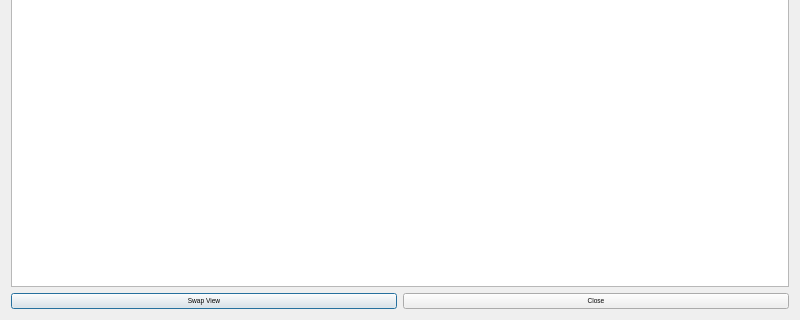
Before: the Qt Designer form ScoresWindow.ui in rmick/Combobulator, drawn with Qt 5; both pictures show x 0 to 800 and y 280 to 600 of the 800 by 600 pixel window.
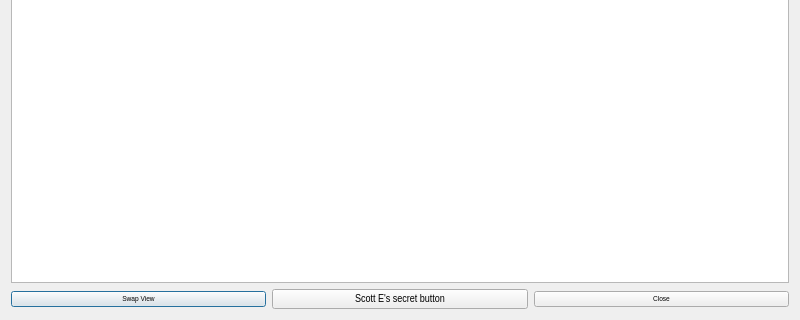
After: the same form once the commit is applied.

The edit to the form file:
```diff
--- a/ScoresWindow.ui
+++ b/ScoresWindow.ui
@@ -20,21 +20,7 @@
    <string>Dialog</string>
   </property>
   <layout class="QGridLayout" name="gridLayout">
-   <item row="1" column="0">
-    <widget class="QPushButton" name="btn_ViewMode">
-     <property name="text">
-      <string>Swap View</string>
-     </property>
-    </widget>
-   </item>
-   <item row="1" column="1">
-    <widget class="QPushButton" name="btn_Close">
-     <property name="text">
-      <string>Close</string>
-     </property>
-    </widget>
-   </item>
-   <item row="0" column="0" colspan="2">
+   <item row="0" column="0" colspan="3">
     <widget class="QTableWidget" name="scoreTable">
      <property name="font">
       <font>
@@ -97,6 +83,35 @@
      <column/>
     </widget>
    </item>
+   <item row="1" column="0">
+    <widget class="QPushButton" name="btn_ViewMode">
+     <property name="text">
+      <string>Swap View</string>
+     </property>
+    </widget>
+   </item>
+   <item row="1" column="2">
+    <widget class="QPushButton" name="btn_Close">
+     <property name="text">
+      <string>Close</string>
+     </property>
+    </widget>
+   </item>
+   <item row="1" column="1">
+    <widget class="QPushButton" name="btn_NameNumberMode">
+     <property name="font">
+      <font>
+       <pointsize>8</pointsize>
+      </font>
+     </property>
+     <property name="text">
+      <string>Scott E's secret button</string>
+     </property>
+     <property name="checkable">
+      <bool>true</bool>
+     </property>
+    </widget>
+   </item>
   </layout>
  </widget>
  <resources/>
```
